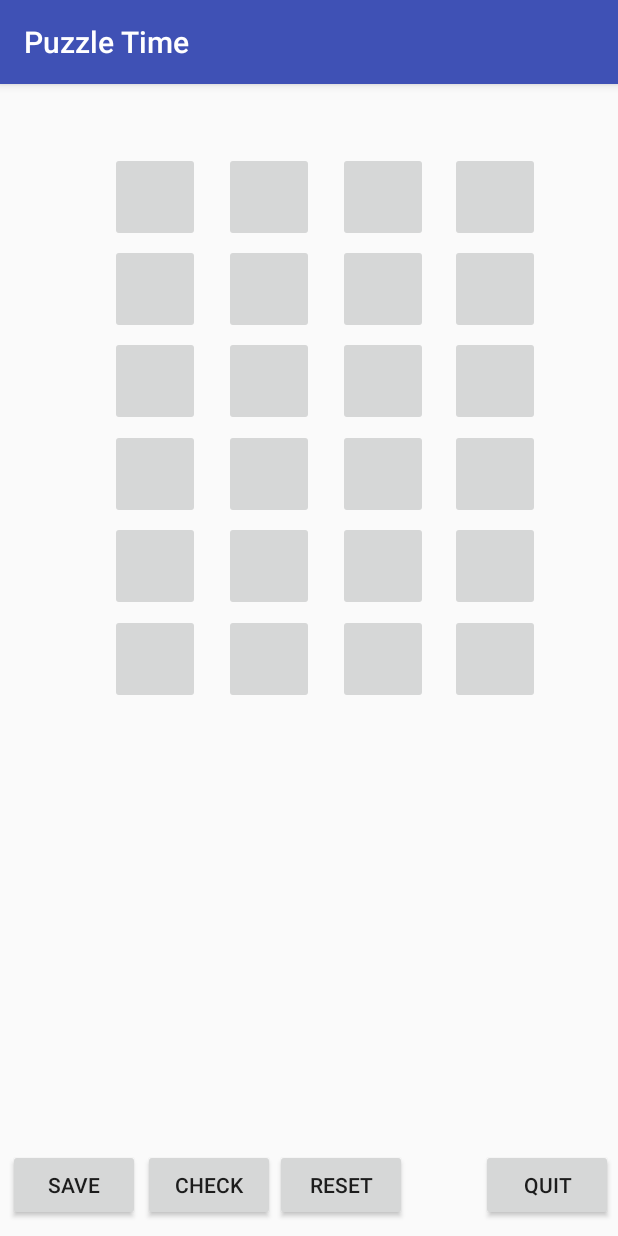
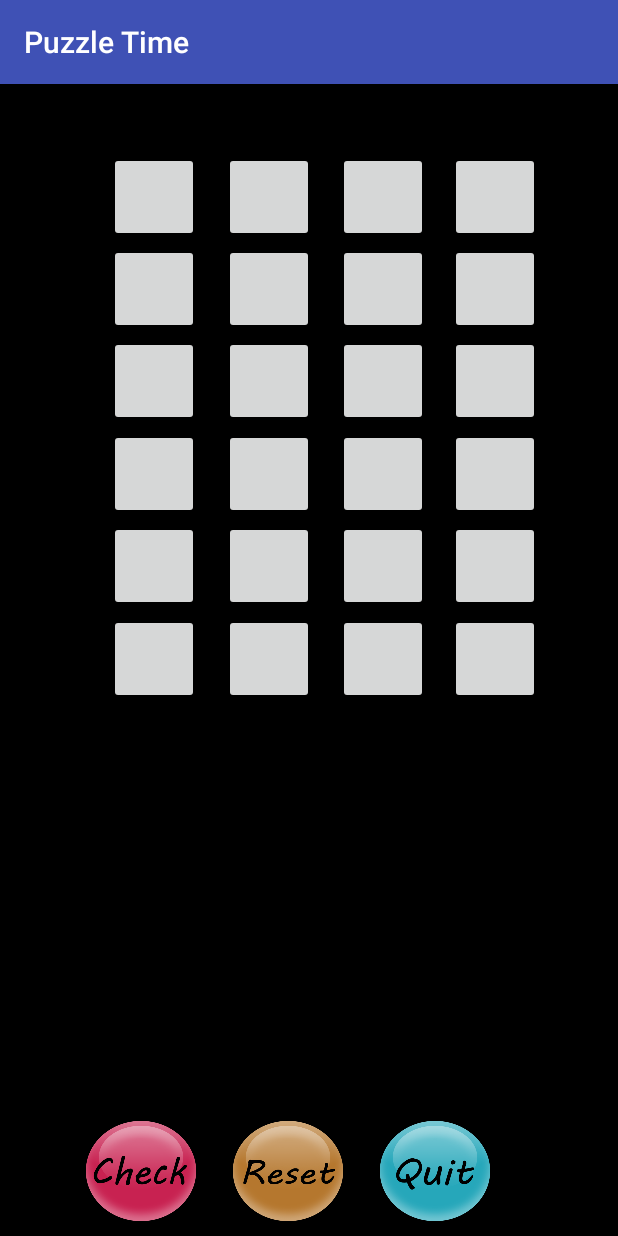
Before and after one commit to Bee-HN/Images_Puzzles_Game-, an Android app: the screen it shows after launch (playPuzzle), after a tap on an icon or button, on a phone screen of 412 x 824 dp. Run offline under Robolectric (Android 15) with nearby library versions, the phone set to English and light mode, and no system bars.

Commit message:
Updated layout and delete save and resume function.

```diff
--- a/app/src/main/res/layout/activity_play_puzzle.xml
+++ b/app/src/main/res/layout/activity_play_puzzle.xml
@@ -6,63 +6,52 @@
     android:layout_height="match_parent"
     tools:context="com.hoang_nguyen.courseproject.playPuzzle"
     tools:layout_editor_absoluteY="81dp"
+    android:background="#000"
     tools:layout_editor_absoluteX="0dp">
-
-
-    <Button
-        android:id="@+id/SaveBtn"
-        android:layout_width="88dp"
-        android:layout_height="48dp"
-        android:onClick="SavePuzzle"
-        android:text="Save"
-        android:layout_marginStart="5dp"
-        app:layout_constraintBaseline_toBaselineOf="@+id/CheckBtn"
-        tools:layout_constraintBaseline_creator="1"
-        tools:layout_constraintLeft_creator="1"
-        app:layout_constraintLeft_toLeftOf="parent"
-        android:layout_marginLeft="5dp" />
 
     <Button
         android:id="@+id/CheckBtn"
         android:layout_width="88dp"
-        android:layout_height="48dp"
+        android:layout_height="80dp"
         android:onClick="CheckPuzzle"
-        android:text="Check"
-        android:layout_marginStart="2dp"
+        android:background="@drawable/check"
         app:layout_constraintBaseline_toBaselineOf="@+id/reset"
         tools:layout_constraintBaseline_creator="1"
         tools:layout_constraintLeft_creator="1"
-        app:layout_constraintLeft_toRightOf="@+id/SaveBtn"
-        android:layout_marginLeft="2dp" />
+        android:layout_marginLeft="16dp"
+        app:layout_constraintLeft_toLeftOf="parent"
+        android:layout_marginStart="50dp" />
 
     <Button
         android:id="@+id/reset"
         android:layout_width="88dp"
-        android:layout_height="48dp"
-        android:layout_marginBottom="10dp"
+        android:layout_height="80dp"
+        android:layout_marginBottom="3dp"
         android:onClick="resetImage"
-        android:text="Reset"
+                android:background="@drawable/reset"
         app:layout_constraintBottom_toBottomOf="parent"
         app:layout_constraintLeft_toRightOf="@+id/CheckBtn"
         tools:layout_constraintBottom_creator="1"
-        tools:layout_constraintLeft_creator="1" />
+        tools:layout_constraintLeft_creator="1"
+        android:layout_marginLeft="10dp" />
 
     <Button
         android:id="@+id/QuitBtn"
         android:layout_width="88dp"
-        android:layout_height="48dp"
+        android:layout_height="80dp"
         android:onClick="QuitPuzzle"
-        android:text="Quit"
-        tools:layout_constraintRight_creator="1"
-        android:layout_marginEnd="3dp"
-        app:layout_constraintRight_toRightOf="parent"
+        android:background="@drawable/quit22"
+
+
+        tools:layout_constraintBaseline_creator="1"
         app:layout_constraintBaseline_toBaselineOf="@+id/reset"
-        tools:layout_constraintBaseline_creator="1"
-        android:layout_marginRight="3dp" />
+        tools:layout_constraintLeft_creator="1"
+        app:layout_constraintLeft_toRightOf="@+id/reset"
+        android:layout_marginLeft="10dp" />
 
     <ImageButton
         android:layout_width="60dp"
-        android:layout_height="60dp"
+        android:layout_height="0dp"
         android:id= "@+id/btn0"
         tools:layout_constraintTop_creator="1"
         tools:layout_constraintRight_creator="1"
@@ -79,7 +68,7 @@
 
     <ImageButton
         android:layout_width="60dp"
-        android:layout_height="60dp"
+        android:layout_height="0dp"
         android:id= "@+id/btn1"
         tools:layout_constraintTop_creator="1"
         tools:layout_constraintRight_creator="1"
@@ -95,7 +84,7 @@
         android:layout_marginRight="125dp" />
     <ImageButton
         android:layout_width="60dp"
-        android:layout_height="60dp"
+        android:layout_height="0dp"
         android:id= "@+id/btn2"
         android:layout_marginStart="63dp"
         android:layout_marginEnd="62dp"
@@ -134,7 +123,7 @@
         app:layout_constraintLeft_toLeftOf="@+id/btn0" />
 
     <ImageButton
-        android:layout_width="60dp"
+        android:layout_width="0dp"
         android:layout_height="60dp"
         android:id= "@+id/btn5"
         tools:layout_constraintTop_creator="1"
@@ -147,11 +136,9 @@
 
 
     <ImageButton
-        android:layout_width="60dp"
+        android:layout_width="0dp"
         android:layout_height="60dp"
         android:id= "@+id/btn6"
-        tools:layout_editor_absoluteY="106dp"
-        tools:layout_editor_absoluteX="186dp"
         tools:layout_constraintTop_creator="1"
         tools:layout_constraintRight_creator="1"
         app:layout_constraintRight_toRightOf="@+id/btn2"
@@ -161,10 +148,9 @@
         app:layout_constraintLeft_toLeftOf="@+id/btn2" />
 
     <ImageButton
-        android:layout_width="60dp"
+        android:layout_width="0dp"
         android:layout_height="60dp"
         android:id= "@+id/btn7"
-        tools:layout_editor_absoluteX="248dp"
         tools:layout_constraintTop_creator="1"
         tools:layout_constraintRight_creator="1"
         app:layout_constraintRight_toRightOf="@+id/btn3"
@@ -187,7 +173,7 @@
         app:layout_constraintLeft_toLeftOf="@+id/btn4" />
 
     <ImageButton
-        android:layout_width="60dp"
+        android:layout_width="0dp"
         android:layout_height="60dp"
         android:id= "@+id/btn9"
         tools:layout_constraintTop_creator="1"
@@ -199,7 +185,7 @@
         app:layout_constraintLeft_toLeftOf="@+id/btn5" />
 
     <ImageButton
-        android:layout_width="60dp"
+        android:layout_width="0dp"
         android:layout_height="60dp"
         android:id= "@+id/btn10"
         tools:layout_constraintTop_creator="1"
@@ -210,7 +196,7 @@
         tools:layout_constraintLeft_creator="1"
         app:layout_constraintLeft_toLeftOf="@+id/btn6" />
     <ImageButton
-        android:layout_width="60dp"
+        android:layout_width="0dp"
         android:layout_height="60dp"
         android:id= "@+id/btn11"
         tools:layout_constraintTop_creator="1"
@@ -235,7 +221,7 @@
         app:layout_constraintLeft_toLeftOf="@+id/btn8" />
 
     <ImageButton
-        android:layout_width="60dp"
+        android:layout_width="0dp"
         android:layout_height="60dp"
         android:id= "@+id/btn13"
         tools:layout_constraintTop_creator="1"
@@ -257,7 +243,7 @@
         tools:layout_constraintLeft_creator="1"
         app:layout_constraintLeft_toLeftOf="@+id/btn10" />
     <ImageButton
-        android:layout_width="60dp"
+        android:layout_width="0dp"
         android:layout_height="60dp"
         android:id= "@+id/btn15"
         tools:layout_constraintTop_creator="1"
@@ -281,7 +267,7 @@
         app:layout_constraintLeft_toLeftOf="@+id/btn12" />
 
     <ImageButton
-        android:layout_width="60dp"
+        android:layout_width="0dp"
         android:layout_height="60dp"
         android:id= "@+id/btn17"
         tools:layout_constraintTop_creator="1"
@@ -294,7 +280,7 @@
 
 
     <ImageButton
-        android:layout_width="60dp"
+        android:layout_width="0dp"
         android:layout_height="60dp"
         android:id= "@+id/btn18"
         tools:layout_constraintTop_creator="1"
@@ -305,7 +291,7 @@
         tools:layout_constraintLeft_creator="1"
         app:layout_constraintLeft_toLeftOf="@+id/btn14" />
     <ImageButton
-        android:layout_width="60dp"
+        android:layout_width="0dp"
         android:layout_height="60dp"
         android:id= "@+id/btn19"
         tools:layout_constraintTop_creator="1"
@@ -352,7 +338,7 @@
         tools:layout_constraintLeft_creator="1"
         app:layout_constraintLeft_toLeftOf="@+id/btn18" />
     <ImageButton
-        android:layout_width="60dp"
+        android:layout_width="0dp"
         android:layout_height="60dp"
         android:id= "@+id/btn23"
         tools:layout_constraintTop_creator="1"
```
Also changed, not shown: app/src/main/java/com/hoang_nguyen/courseproject/playPuzzle.java (+3 -62 lines), app/src/main/res/layout/activity_help.xml (+32 -27 lines), app/src/main/res/layout/activity_main.xml (+11 -23 lines), app/src/main/res/drawable/authors1.png (added), app/src/main/res/drawable/check.png (added), app/src/main/res/drawable/howtoplay.png (added), app/src/main/res/drawable/quit22.png (added), app/src/main/res/drawable/reset.png (added), app/src/main/res/drawable/tip.png (added).
